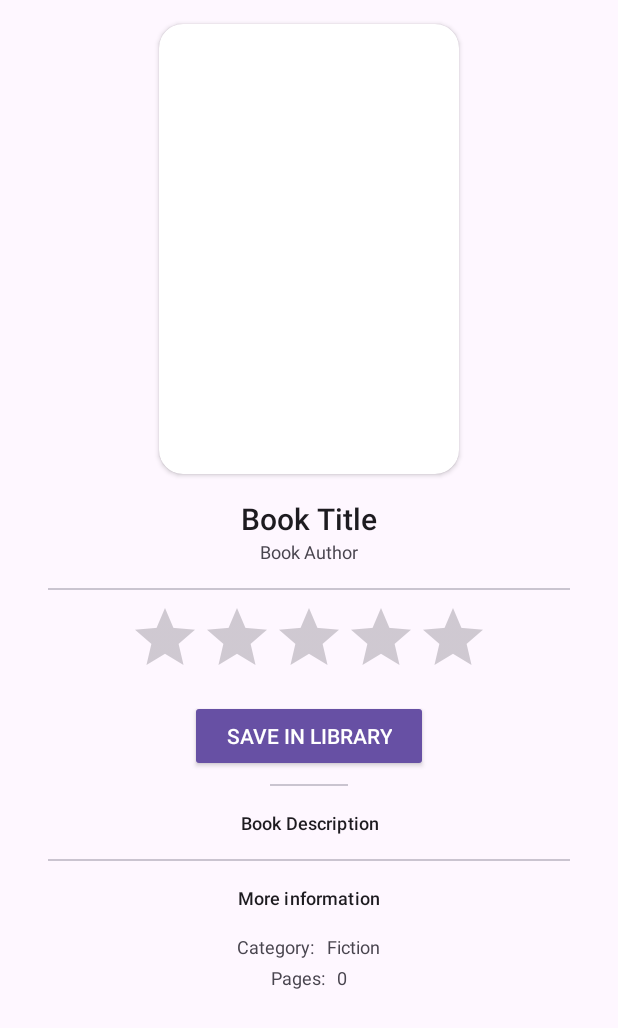
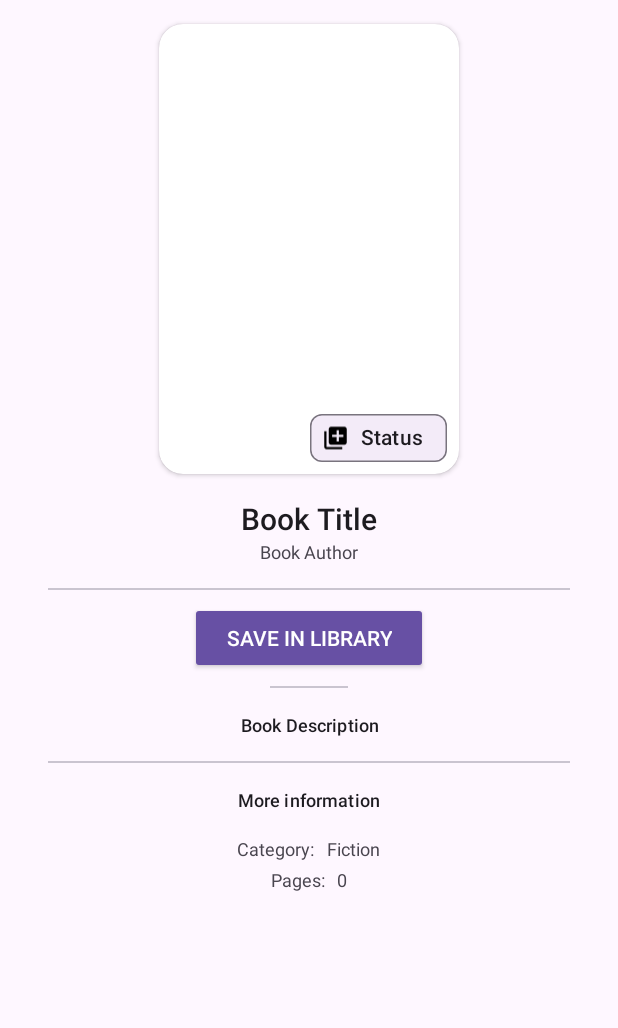
Before and after one commit to sxrgi0/ReadSpace, an Android app: the layout activity_book_detail.xml on its own in the app's theme, with its tools: preview values and no code run, on a phone screen of 412 x 824 dp. Shown: the top 1028 px of the screen. Run offline under Robolectric (Android 15) with nearby library versions, the phone set to English and light mode, and no system bars; network calls fail.

Commit message:
Now the status is saved on the database.

```diff
--- /dev/null
+++ b/app/src/main/res/drawable/ic_library_add.xml
@@ -0,0 +1,5 @@
+<vector xmlns:android="http://schemas.android.com/apk/res/android" android:height="24dp" android:tint="#000000" android:viewportHeight="24" android:viewportWidth="24" android:width="24dp">
+
+    <path android:fillColor="@android:color/white" android:pathData="M4,6L2,6v14c0,1.1 0.9,2 2,2h14v-2L4,20L4,6zM20,2L8,2c-1.1,0 -2,0.9 -2,2v12c0,1.1 0.9,2 2,2h12c1.1,0 2,-0.9 2,-2L22,4c0,-1.1 -0.9,-2 -2,-2zM19,11h-4v4h-2v-4L9,11L9,9h4L13,5h2v4h4v2z"/>
+
+</vector>
--- a/app/src/main/res/layout/activity_book_detail.xml
+++ b/app/src/main/res/layout/activity_book_detail.xml
@@ -26,6 +26,17 @@
                 android:layout_width="200dp"
                 android:layout_height="300dp"
                 android:scaleType="centerCrop" />
+
+            <com.google.android.material.chip.Chip
+                android:id="@+id/statusChip"
+                style="@style/Widget.Material3.Chip.Assist"
+                android:layout_width="wrap_content"
+                android:layout_height="wrap_content"
+                android:text="Status"
+                app:chipIcon="@drawable/ic_library_add"
+                app:ensureMinTouchTargetSize="true"
+                android:layout_gravity="bottom|end"
+                android:layout_marginEnd="8dp"/>
 
         </androidx.cardview.widget.CardView>
 
@@ -64,7 +75,8 @@
             android:layout_gravity="center_horizontal"
             android:stepSize="0.5"
             android:scrollbarSize="120dp"
-            android:layout_marginTop="8dp"/>
+            android:layout_marginTop="8dp"
+            android:visibility="gone"/>
 
         <Button
             android:id="@+id/statusButton"
```
Also changed, not shown: app/src/main/java/com/example/readspace/activities/BookDetailActivity.kt (+79 -0 lines), app/src/main/java/com/example/readspace/data/Book.kt (+6 -2 lines), app/src/main/java/com/example/readspace/data/BookDAO.kt (+54 -3 lines).
